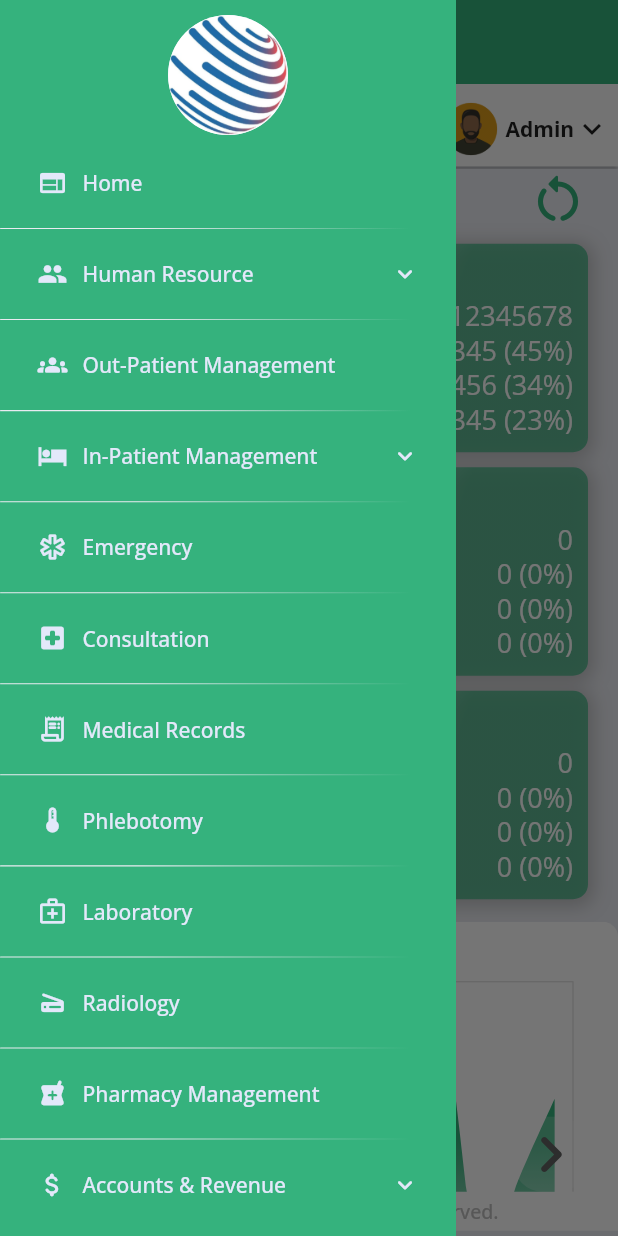
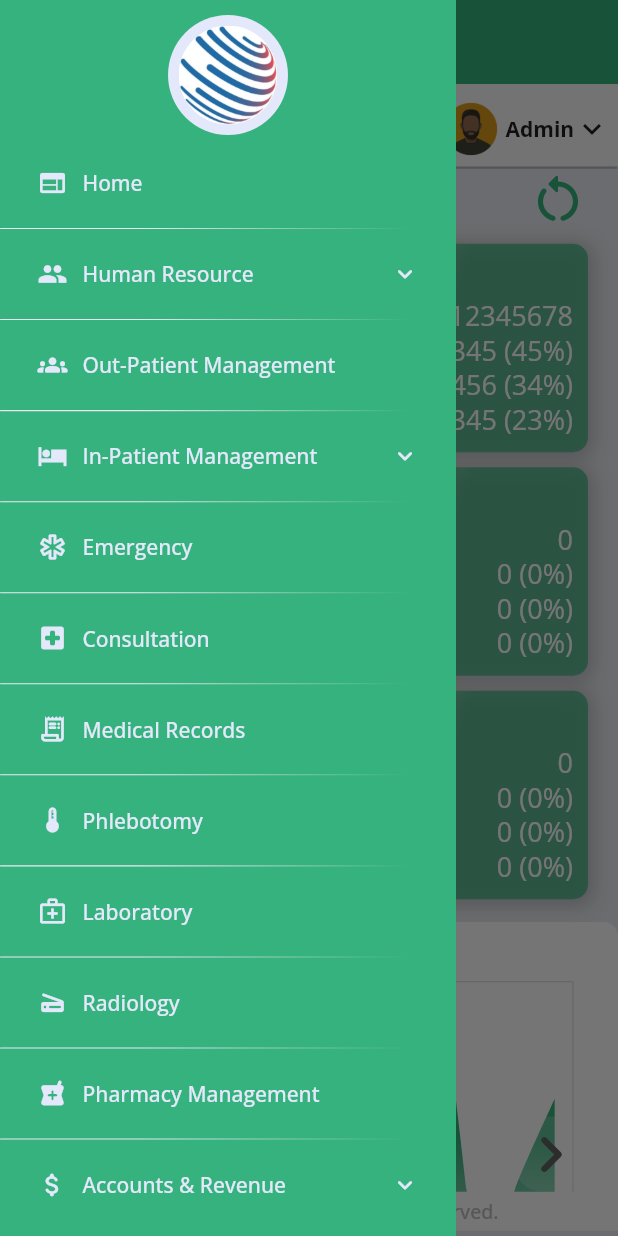
Before and after one commit to tibendadavis/skyhospital_erp, a Flutter app: the MyHomePage screen opened by its route, with the side drawer open, on a phone screen of 412 x 824 dp. Run offline on Flutter 3.47's test engine with Material 2 defaults, Android fonts, the phone set to English and light mode, and no system bars; our stand-ins replace file_picker, get, google_fonts, internet_connection_checker, syncfusion_flutter_charts.

Commit message:
🚀 cleaned code

```diff
--- a/lib/components/app_drawer/skyHospitalDrawer.dart
+++ b/lib/components/app_drawer/skyHospitalDrawer.dart
@@ -552,7 +552,10 @@ class _skyHospitalDrawerState extends State<skyHospitalDrawer>
               child: CircleAvatar(
                 radius: widget.size! > 100 ? 40 : 24,
                 backgroundColor: Palette().textColor,
-                child: ClipOval(child: Image.asset("assets/img/skylogo2.png")),
+                child: Container(
+                    padding: EdgeInsets.all(7),
+                    child: ClipOval(
+                        child: Image.asset("assets/img/skylogo2.png"))),
               ),
             ),
             SizedBox(
```
